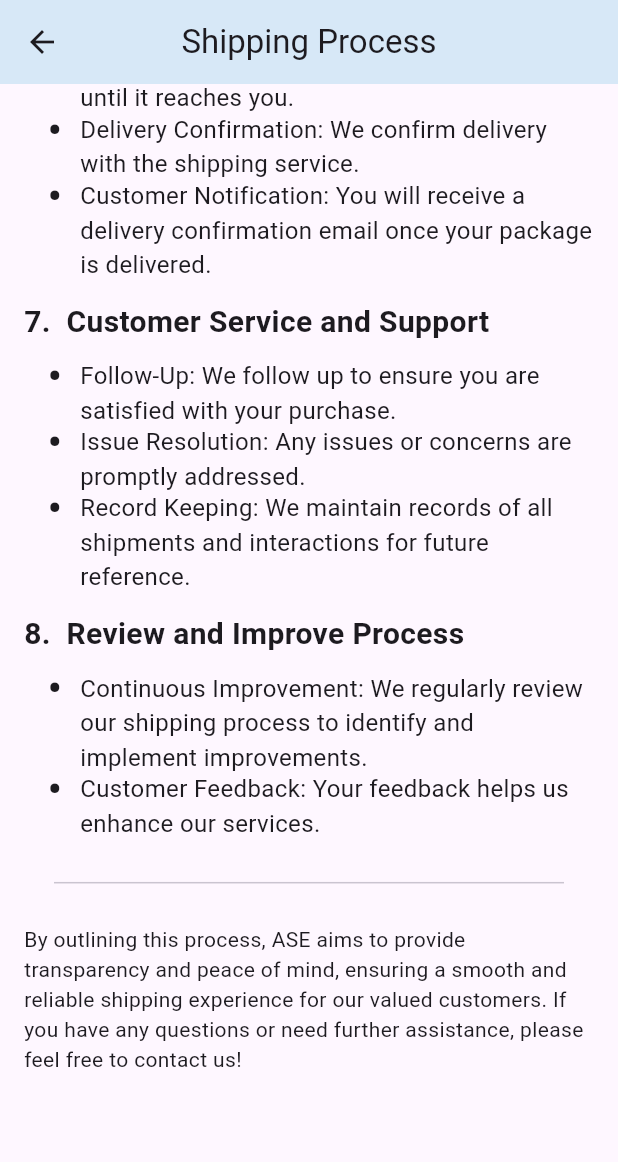
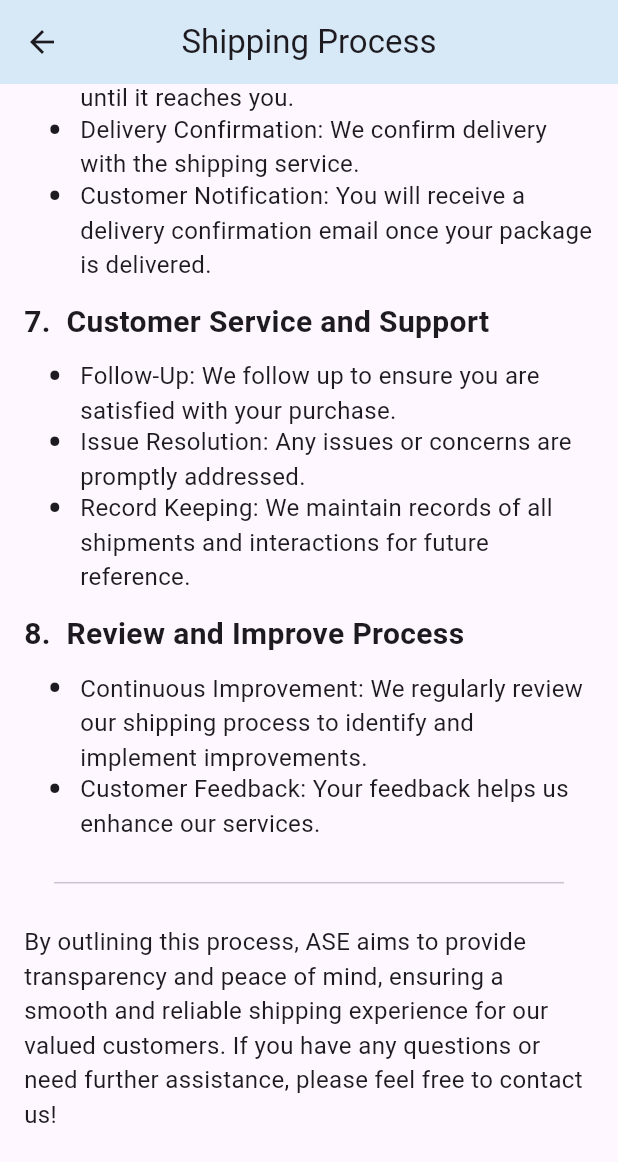
Before and after one commit to kologjohn/afs, a Flutter app: the ShippingProcess screen opened by its route, scrolled down 2124 dp, on a phone screen of 412 x 824 dp. Shown: the top 1162 px of the screen. Run offline on Flutter 3.47's test engine with Material 3 defaults, Android fonts, the light colour scheme and no system bars; our stand-ins replace cached_network_image, carousel_slider, cloud_firestore, dropdown_search, firebase_auth, firebase_core and 8 more; missing offline and left inert: cached_network_image_builder, country_state_city_picker, image_network, seo, slidable_bar; accounts and stored records are empty.

Commit message:
Merge remote-tracking branch 'origin/main'

```diff
--- a/lib/pages/shipping_process.dart
+++ b/lib/pages/shipping_process.dart
@@ -703,13 +703,13 @@ class ShippingProcess extends StatelessWidget {
                                       padding: EdgeInsets.all(20.0),
                                       child: Divider(),
                                     ),
-
                                   ],
                                 ),
                               ),
                               const SizedBox(
                                 width: 1105,
-                                  child: Text("By outlining this process, ASE aims to provide transparency and peace of mind, ensuring a smooth and reliable shipping experience for our valued customers. If you have any questions or need further assistance, please feel free to contact us!"))
+                                  child: Text("By outlining this process, ASE aims to provide transparency and peace of mind, ensuring a smooth and reliable shipping experience for our valued customers. If you have any questions or need further assistance, please feel free to contact us!", style: TextStyle(fontSize: 16),)
+                              ),
                             ],
                           ),
                         ),
```
